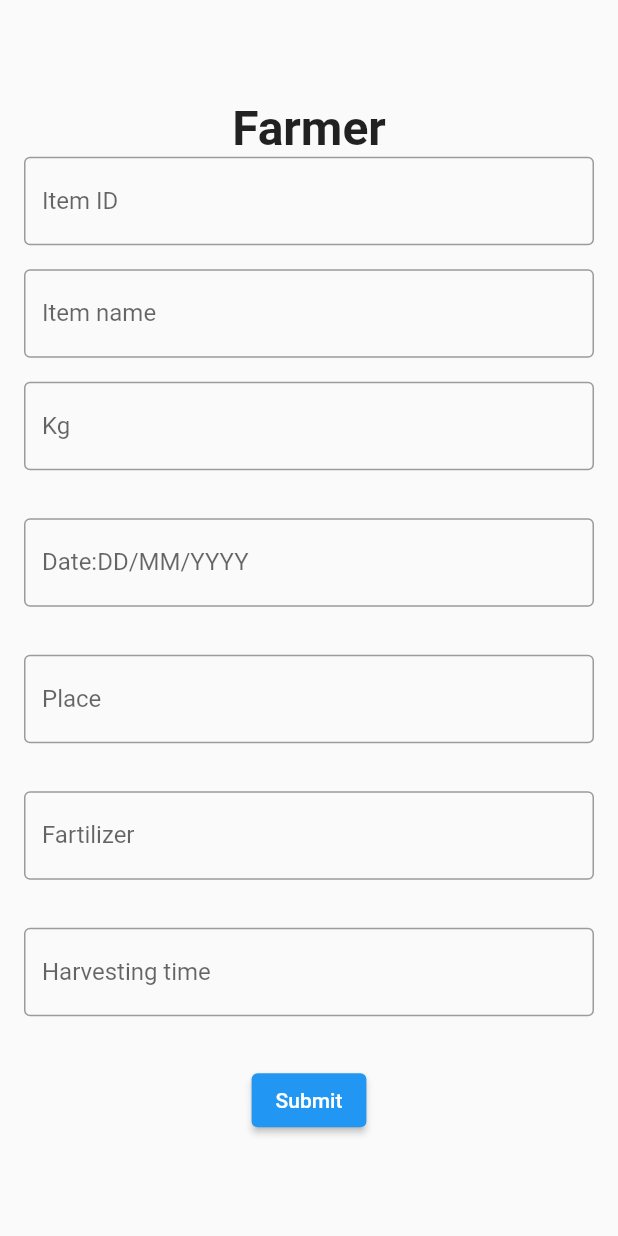
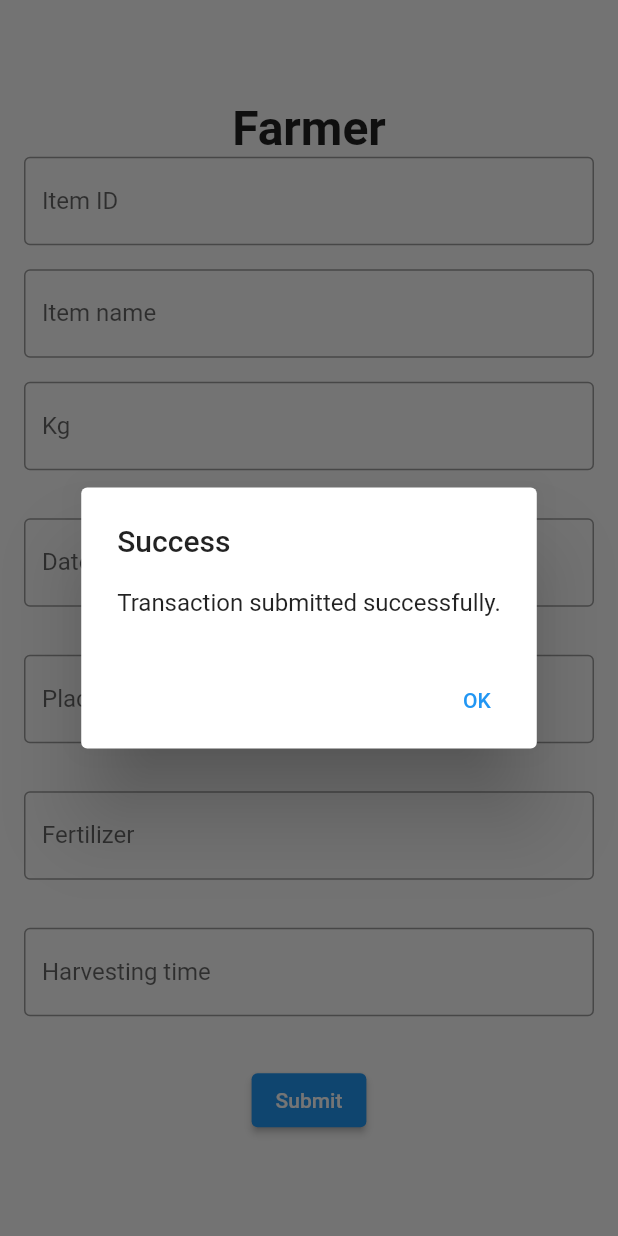
Before and after one commit to ImdadulhoqueMasud/pubspec.yaml, a Flutter app: the Farmer_AddCrops screen opened directly, after a tap on "Submit", on a phone screen of 412 x 824 dp. Run offline on Flutter 3.47's test engine with Material 2 defaults, Android fonts, the phone set to English and light mode, and no system bars; our stand-ins replace cloud_firestore, firebase_auth, firebase_core, fluttertoast, loading_animation_widget, qr_flutter; missing offline and left inert: qr_code_scanner, web3dart; accounts and stored records are empty.

Commit message:
git all commit

```diff
--- a/lib/Company/Company_login/company_login.dart
+++ b/lib/Company/Company_login/company_login.dart
@@ -139,7 +139,7 @@ class _Company_log_in_pageState extends State<Company_log_in_page> {
           .then((uid) => {
                 Fluttertoast.showToast(msg: "Login Successful"),
                 Navigator.of(context).pushReplacement(MaterialPageRoute(
-                    builder: (context) => Company_ApprovedorDecline())),
+                    builder: (context) => Approved_list_button())),
               })
           .catchError((e) {
         Fluttertoast.showToast(msg: e!.message);
--- a/lib/Company/approved_list_button/approved/approvedORdecline.dart
+++ b/lib/Company/approved_list_button/approved/approvedORdecline.dart
@@ -17,7 +17,7 @@ class Company_ApprovedorDecline extends StatelessWidget {
 
     Navigator.push(
       context,
-      MaterialPageRoute(builder: (context) => Qr_generate()),
+      MaterialPageRoute(builder: (context) => Qr_generate(foodId: foodId)),
     );
   }
 
@@ -34,7 +34,7 @@ class Company_ApprovedorDecline extends StatelessWidget {
   Widget build(BuildContext context) {
     return Scaffold(
       appBar: AppBar(
-        title: Text('Company'),
+        title: Text('industry'),
         centerTitle: true,
       ),
       body: Padding(
--- a/lib/Company/approved_list_button/approved_list.dart
+++ b/lib/Company/approved_list_button/approved_list.dart
@@ -1,4 +1,3 @@
-import 'package:cse499_project/Company/approved_list_button/approved/approved.dart';
 import 'package:cse499_project/Company/approved_list_button/approved/approvedORdecline.dart';
 import 'package:flutter/cupertino.dart';
 import 'package:flutter/material.dart';
@@ -33,7 +32,6 @@ class Approved_list_button extends StatelessWidget {
             ElevatedButton(
               onPressed: () {
                 // Handle add crops button press
-                print('Add Crops button pressed');
               },
               child: Text('List'),
             ),
--- a/lib/Farmer/AddCrops_Verifiction/ADD_CROPS/Add_Crop.dart
+++ b/lib/Farmer/AddCrops_Verifiction/ADD_CROPS/Add_Crop.dart
@@ -1,17 +1,26 @@
+import 'package:flutter/material.dart';
+import 'package:flutter/services.dart';
 import 'package:cloud_firestore/cloud_firestore.dart';
-import 'package:cse499_project/Company/approved_list_button/approved/approved.dart';
-import 'package:cse499_project/Company/approved_list_button/approved/approvedORdecline.dart';
-import 'package:flutter/material.dart';
+
+import 'package:cse499_project/EthereumService.dart'; // Import your EthereumService.dart
+import 'package:http/http.dart';
+import 'package:web3dart/web3dart.dart';
+import 'package:web_socket_channel/io.dart';
 
 class Farmer_AddCrops extends StatelessWidget {
   Farmer_AddCrops({Key? key}) : super(key: key);
-  TextEditingController _itemHarvestingTime = new TextEditingController();
-  TextEditingController _itemFartilizer = new TextEditingController();
-  TextEditingController _itemId = new TextEditingController();
-  TextEditingController _itemDelivaeryDate = new TextEditingController();
-  TextEditingController _itemName = new TextEditingController();
-  TextEditingController _itemWeight = new TextEditingController();
-  TextEditingController _itemPlace = new TextEditingController();
+  TextEditingController _itemHarvestingTime = TextEditingController();
+  TextEditingController _itemFertilizer = TextEditingController();
+  TextEditingController _itemId = TextEditingController();
+  TextEditingController _itemDeliveryDate = TextEditingController();
+  TextEditingController _itemName = TextEditingController();
+  TextEditingController _itemWeight = TextEditingController();
+  TextEditingController _itemPlace = TextEditingController();
+
+  // EthereumService instance to interact with the Ethereum smart contract
+  final EthereumService ethereumService = EthereumService();
+  // final counter1 = ref.watch(EthereumService.provider).count ;
+
   @override
   Widget build(BuildContext context) {
     return Scaffold(
@@ -49,9 +58,9 @@ class Farmer_AddCrops extends StatelessWidget {
             ),
             SizedBox(height: 32.0),
             TextFormField(
-              controller: _itemDelivaeryDate,
+              controller: _itemDeliveryDate,
               decoration: InputDecoration(
-                labelText: 'Date:DD/MM/YYYY',
+                labelText: 'Date: DD/MM/YYYY',
                 border: OutlineInputBorder(),
               ),
             ),
@@ -65,9 +74,9 @@ class Farmer_AddCrops extends StatelessWidget {
             ),
             SizedBox(height: 32.0),
             TextFormField(
-              controller: _itemFartilizer,
+              controller: _itemFertilizer,
               decoration: InputDecoration(
-                labelText: 'Fartilizer',
+                labelText: 'Fertilizer',
                 border: OutlineInputBorder(),
               ),
             ),
@@ -81,20 +90,79 @@ class Farmer_AddCrops extends StatelessWidget {
             ),
             SizedBox(height: 32.0),
             ElevatedButton(
-              onPressed: () {
-                Map<String, dynamic> data = {
-                  "Food ID": _itemId.text,
-                  "Food name": _itemName.text,
-                  "Food harvesting time": _itemHarvestingTime.text,
-                  "Food Delivery": _itemDelivaeryDate.text,
-                  "Place": _itemPlace.text,
-                  "Fertilizer": _itemFartilizer.text
-                };
-                FirebaseFirestore.instance
-                    .collection("farmer add food")
-                    .add(data);
-                // Navigator.of(context).push(MaterialPageRoute(
-                //     builder: (context) => Company_ApprovedorDecline()));
+              onPressed: () async {
+                // Get the values from text fields
+                String foodId = _itemId.text;
+                String foodName = _itemName.text;
+                String cultivationDate = _itemHarvestingTime.text;
+                String location = _itemPlace.text;
+                String fertilizerType = _itemFertilizer.text;
+
+                try {
+                  // Call the Ethereum smart contract function
+                  await ethereumService.sendTransaction(
+                    foodId,
+                    foodName,
+                    cultivationDate,
+                    location,
+                    fertilizerType,
+                  );
+
+                  // Save data to Firestore
+                  // Map<String, dynamic> data = {
+                  //   "Food ID": foodId,
+                  //   "Food name": foodName,
+                  //   "Food harvesting time": cultivationDate,
+                  //   "Food Delivery": _itemDeliveryDate.text,
+                  //   "Place": location,
+                  //   "Fertilizer": fertilizerType,
+                  // };
+                  //
+                  // await FirebaseFirestore.instance
+                  //     .collection("farmer add food")
+                  //     .add(data);
+
+                  // Show a success dialog or navigate to the next screen
+                  showDialog(
+                    context: context,
+                    builder: (BuildContext context) {
+                      return AlertDialog(
+                        title: Text("Success"),
+                        content: Text("Transaction submitted successfully."),
+                        actions: <Widget>[
+                          TextButton(
+                            onPressed: () {
+                              Navigator.of(context).pop();
+                            },
+                            child: Text("OK"),
+                          ),
+                        ],
+                      );
+                    },
+                  );
+
+                  // Navigator.of(context).push(MaterialPageRoute(
+                  //     builder: (context) => Company_ApprovedorDecline()));
+                } catch (e) {
+                  // Handle any errors that occur during Ethereum interaction
+                  showDialog(
+                    context: context,
+                    builder: (BuildContext context) {
+                      return AlertDialog(
+                        title: Text("Error"),
+                        content: Text("An error occurred: $e"),
+                        actions: <Widget>[
+                          TextButton(
+                            onPressed: () {
+                              Navigator.of(context).pop();
+                            },
+                            child: Text("OK"),
+                          ),
+                        ],
+                      );
+                    },
+                  );
+                }
               },
               child: Text('Submit'),
             ),
--- a/lib/main.dart
+++ b/lib/main.dart
@@ -1,6 +1,7 @@
 //import 'package:cse499_project/Company/approved_list/approved_list.dart';
 import 'package:cse499_project/Company/QR_Code_generate/QR_CODE_GENERATE.dart';
 import 'package:cse499_project/Costomer/Scanner/Scanner.dart';
+
 import 'package:cse499_project/Farmer/AddCrops_Verifiction/ADD_CROPS/Add_Crop.dart';
 import 'package:cse499_project/Starting_page/StartPage.dart';
 import 'package:cse499_project/Costomer//user_scanner_button/Scanner_button_user_menu.dart';
@@ -8,6 +9,7 @@ import 'package:firebase_auth/firebase_auth.dart';
 import 'package:firebase_core/firebase_core.dart';
 
 import 'package:flutter/material.dart';
+import 'package:http/http.dart';
 
 Future<void> main() async {
   WidgetsFlutterBinding.ensureInitialized();
@@ -17,7 +19,6 @@ Future<void> main() async {
 
 class MyApp extends StatelessWidget {
   const MyApp({super.key});
-
   // This widget is the root of your application.
   @override
   Widget build(BuildContext context) {
--- a/package.json
+++ b/package.json
@@ -1,5 +1,6 @@
 {
   "dependencies": {
+    "ethers": "^6.7.1",
     "solc": "^0.8.20"
   }
 }
```
Also changed, not shown: lib/Company/QR_Code_generate/QR_CODE_GENERATE.dart (+71 -9 lines), lib/Company/approved_list_button/approved/approved.dart (deleted, +0 -47 lines), pubspec.yaml (+17 -3 lines), package-lock.json, pubspec.lock, 3 other files.
